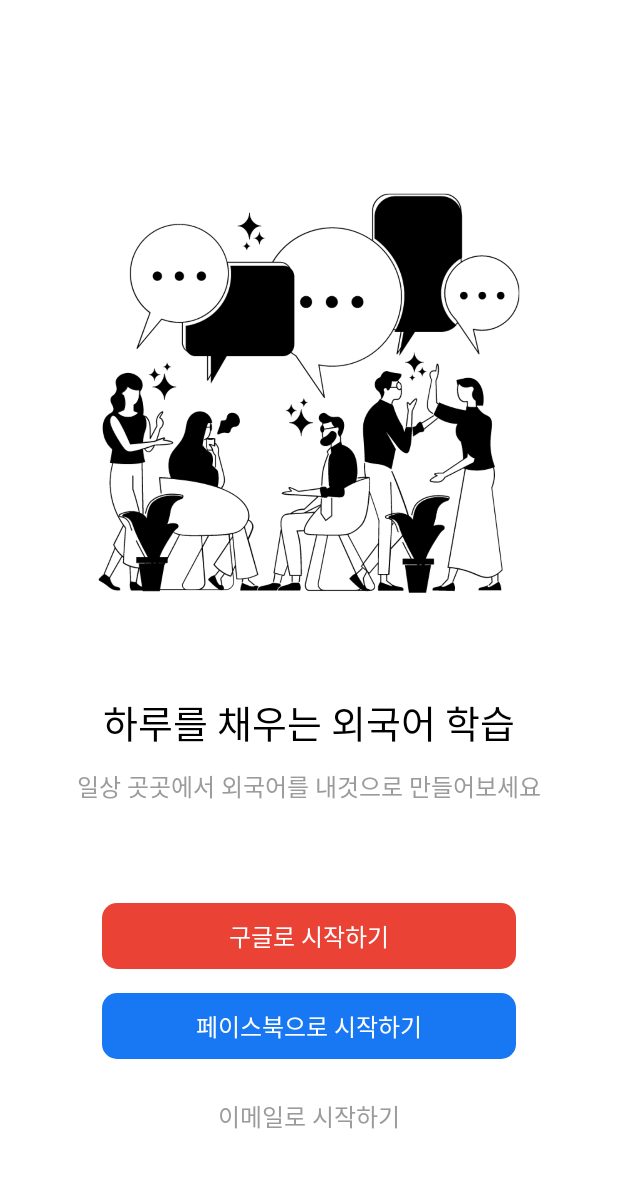
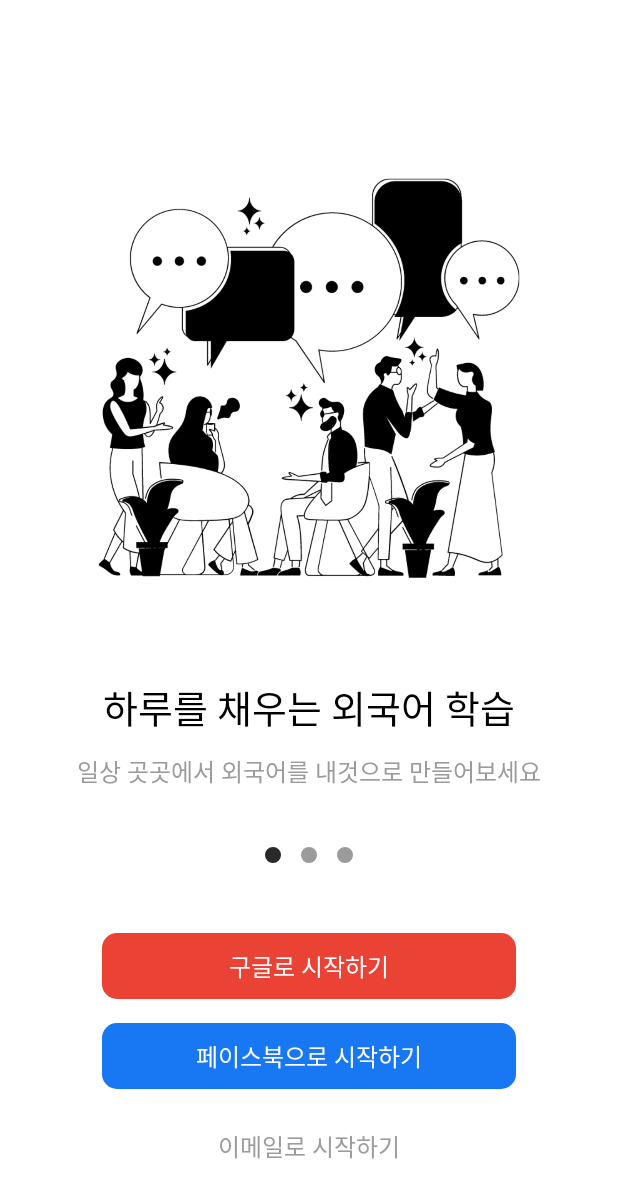
Before and after one commit to Inje-P/Luxionary, an Android app: the screen it shows after launch (StartActivity), on a phone screen of 412 x 824 dp. Shown: the top 1198 px of the screen. Run offline under Robolectric (Android 15) with nearby library versions, the phone set to English and light mode, and no system bars.

Commit message:
TabLayout 추가 (1/24/2022)

```diff
--- a/app/src/main/java/com/luan/luxionary/StartActivity.java
+++ b/app/src/main/java/com/luan/luxionary/StartActivity.java
@@ -6,14 +6,19 @@ import android.view.View;
 import android.widget.Button;
 import android.widget.Toast;
 
+import androidx.annotation.NonNull;
 import androidx.appcompat.app.AppCompatActivity;
 import androidx.viewpager2.widget.ViewPager2;
+
+import com.google.android.material.tabs.TabLayout;
+import com.google.android.material.tabs.TabLayoutMediator;
 
 import java.util.ArrayList;
 
 public class StartActivity extends AppCompatActivity {
 
     ViewPager2 viewPager2;
+    TabLayout tabLayout;
     Button btnGoogle, btnFacebook, btnEmail;
 
     @Override
@@ -22,6 +27,7 @@ public class StartActivity extends AppCompatActivity {
         setContentView(R.layout.activity_start);
 
         viewPager2 = findViewById(R.id.viewPager2);
+        tabLayout = findViewById(R.id.tabLayout);
         btnGoogle = findViewById(R.id.btnGoogle);
         btnFacebook = findViewById(R.id.btnFacebook);
         btnEmail = findViewById(R.id.btnEmail);
@@ -36,6 +42,14 @@ public class StartActivity extends AppCompatActivity {
         list.add(new DataPage(R.drawable.viewpager3, "럭셔리한 나의 작은 습관", "평범한 일상에 품격을 더해보세요"));
 
         viewPager2.setAdapter(new ViewPagerAdapter(list));
+
+        new TabLayoutMediator(tabLayout, viewPager2, new TabLayoutMediator.TabConfigurationStrategy() {
+            @Override
+            public void onConfigureTab(@NonNull TabLayout.Tab tab, int position) {
+
+            }
+        }).attach();
+
     }
 
     View.OnClickListener mClickListener = new View.OnClickListener() {
--- /dev/null
+++ b/app/src/main/res/drawable/default_dot.xml
@@ -0,0 +1,12 @@
+<?xml version="1.0" encoding="utf-8"?>
+<layer-list xmlns:android="http://schemas.android.com/apk/res/android">
+    <item>
+        <shape
+            android:innerRadius="0dp"
+            android:shape="ring"
+            android:thickness="5dp"
+            android:useLevel="false">
+            <solid android:color="@color/main_gray"/>
+        </shape>
+    </item>
+</layer-list>
--- /dev/null
+++ b/app/src/main/res/drawable/selected_dot.xml
@@ -0,0 +1,12 @@
+<?xml version="1.0" encoding="utf-8"?>
+<layer-list xmlns:android="http://schemas.android.com/apk/res/android">
+    <item>
+        <shape
+            android:innerRadius="0dp"
+            android:shape="ring"
+            android:thickness="5dp"
+            android:useLevel="false">
+            <solid android:color="@color/main_text"/>
+        </shape>
+    </item>
+</layer-list>
--- /dev/null
+++ b/app/src/main/res/drawable/tab_selector.xml
@@ -0,0 +1,10 @@
+<?xml version="1.0" encoding="utf-8"?>
+<selector xmlns:android="http://schemas.android.com/apk/res/android">
+
+    <item
+        android:drawable="@drawable/selected_dot"
+        android:state_selected="true"/>
+
+    <item android:drawable="@drawable/default_dot"/>
+
+</selector>
--- a/app/src/main/res/layout/activity_start.xml
+++ b/app/src/main/res/layout/activity_start.xml
@@ -14,9 +14,24 @@
         android:id="@+id/viewPager2"
         android:layout_width="match_parent"
         android:layout_height="match_parent"
-        android:layout_marginBottom="30dp"
         android:layout_weight="1"
         android:orientation="horizontal" />
+
+    <LinearLayout
+        android:layout_width="match_parent"
+        android:layout_height="50dp"
+        android:orientation="horizontal">
+
+        <com.google.android.material.tabs.TabLayout
+            android:id="@+id/tabLayout"
+            android:layout_width="match_parent"
+            android:layout_height="wrap_content"
+            android:layout_gravity="bottom"
+            app:tabBackground="@drawable/tab_selector"
+            app:tabGravity="center"
+            app:tabIndicatorHeight="0dp" />
+
+    </LinearLayout>
 
     <LinearLayout
         android:layout_width="match_parent"
@@ -32,6 +47,10 @@
             android:layout_height="match_parent"
             android:layout_weight="1"
             android:orientation="vertical">
+
+            <Space
+                android:layout_width="match_parent"
+                android:layout_height="20dp" />
 
             <LinearLayout
                 android:layout_width="match_parent"
@@ -95,7 +114,7 @@
 
             <Space
                 android:layout_width="match_parent"
-                android:layout_height="50dp" />
+                android:layout_height="30dp" />
 
         </LinearLayout>
 
```
